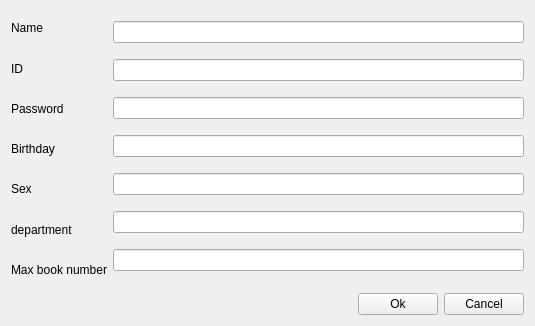
This is sourcecode/editreader.ui in LiuzhouChan/database-Project-with-QT as Qt 5 draws it before an edit. The edited form follows.
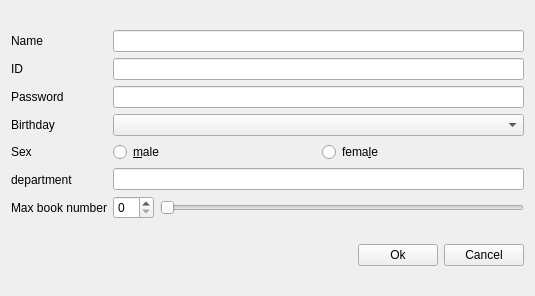
This is the edited form. Custom widgets are drawn as their Qt base class.

Diff of the .ui file:
```diff
--- a/sourcecode/editreader.ui
+++ b/sourcecode/editreader.ui
@@ -7,7 +7,7 @@
     <x>0</x>
     <y>0</y>
     <width>535</width>
-    <height>326</height>
+    <height>296</height>
    </rect>
   </property>
   <property name="windowTitle">
@@ -87,24 +87,34 @@
        </item>
        <item>
         <widget class="QLineEdit" name="lineEdit_3">
+         <property name="echoMode">
+          <enum>QLineEdit::Password</enum>
+         </property>
          <property name="readOnly">
           <bool>false</bool>
          </property>
         </widget>
        </item>
        <item>
-        <widget class="QLineEdit" name="lineEdit_4">
-         <property name="readOnly">
-          <bool>false</bool>
-         </property>
-        </widget>
+        <widget class="KDateComboBox" name="kdatecombobox"/>
        </item>
        <item>
-        <widget class="QLineEdit" name="lineEdit_5">
-         <property name="readOnly">
-          <bool>false</bool>
-         </property>
-        </widget>
+        <layout class="QHBoxLayout" name="horizontalLayout_4">
+         <item>
+          <widget class="QRadioButton" name="radioButton">
+           <property name="text">
+            <string>&amp;male</string>
+           </property>
+          </widget>
+         </item>
+         <item>
+          <widget class="QRadioButton" name="radioButton_2">
+           <property name="text">
+            <string>fema&amp;le</string>
+           </property>
+          </widget>
+         </item>
+        </layout>
        </item>
        <item>
         <widget class="QLineEdit" name="lineEdit_6">
@@ -114,10 +124,25 @@
         </widget>
        </item>
        <item>
-        <widget class="QLineEdit" name="lineEdit_7"/>
-       </item>
-       <item>
-        <layout class="QHBoxLayout" name="horizontalLayout_3"/>
+        <layout class="QHBoxLayout" name="horizontalLayout_3">
+         <item>
+          <widget class="QSpinBox" name="spinBox">
+           <property name="maximum">
+            <number>30</number>
+           </property>
+          </widget>
+         </item>
+         <item>
+          <widget class="QSlider" name="horizontalSlider">
+           <property name="maximum">
+            <number>30</number>
+           </property>
+           <property name="orientation">
+            <enum>Qt::Horizontal</enum>
+           </property>
+          </widget>
+         </item>
+        </layout>
        </item>
       </layout>
      </item>
@@ -156,6 +181,13 @@
    </item>
   </layout>
  </widget>
+ <customwidgets>
+  <customwidget>
+   <class>KDateComboBox</class>
+   <extends>QComboBox</extends>
+   <header>kdatecombobox.h</header>
+  </customwidget>
+ </customwidgets>
  <resources/>
  <connections/>
 </ui>
```
Left out of the diff: 35 changed lines with no effect on the pictures.
